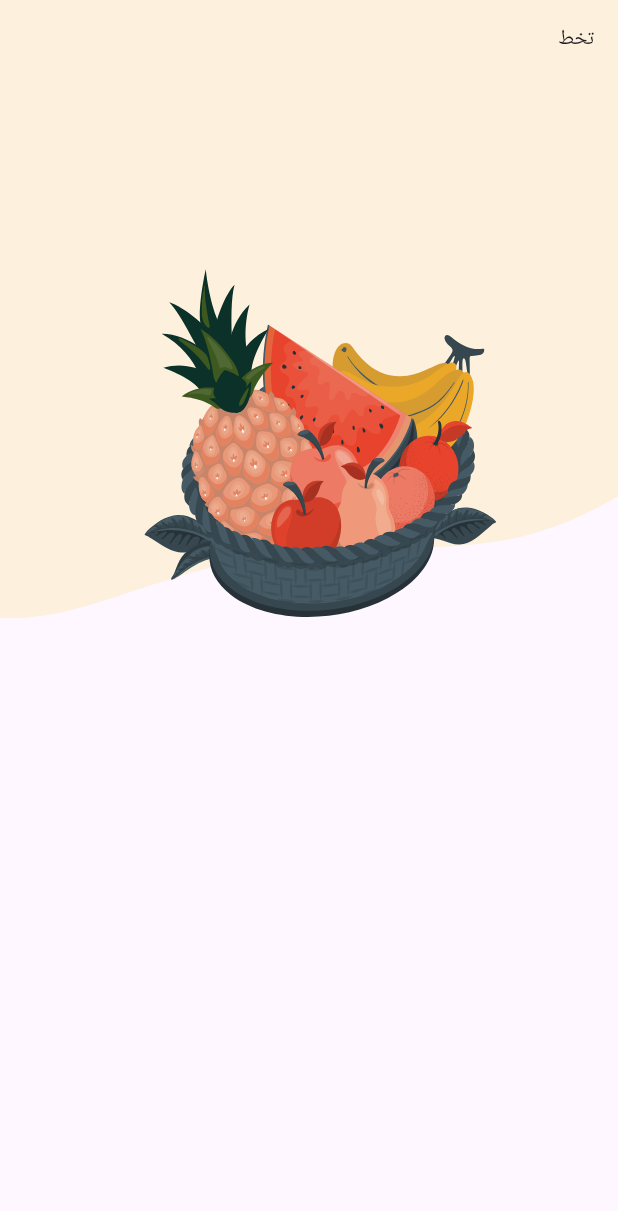
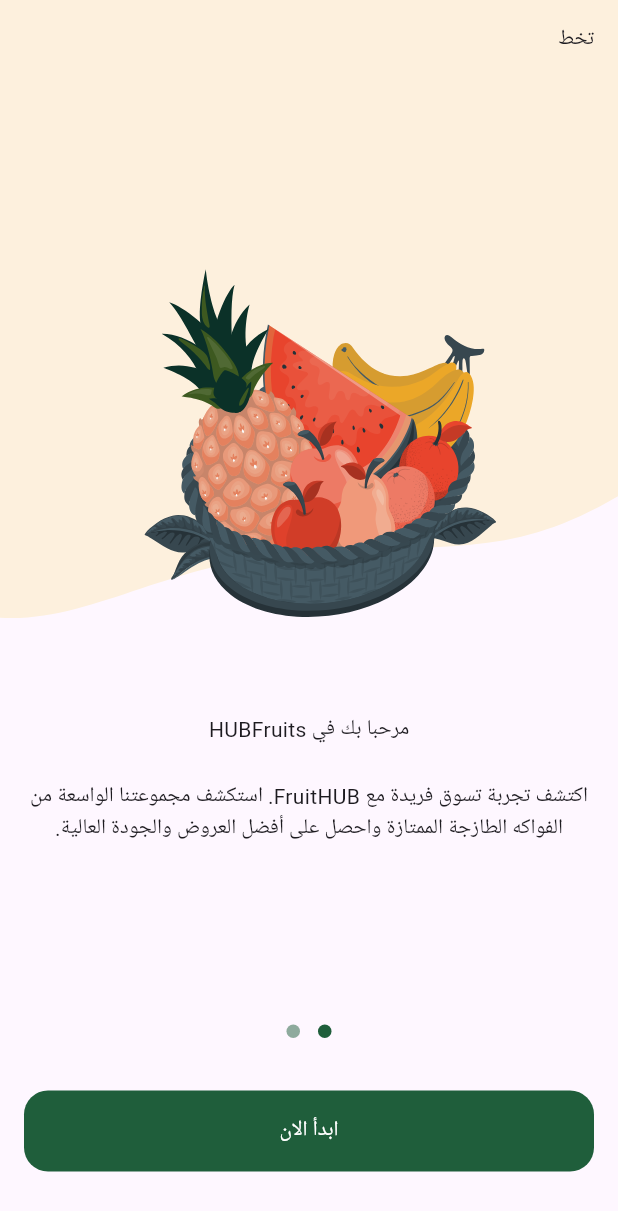
Before and after one commit to ftoome545/fruits_app, a Flutter app: the OnBoardingView screen opened by its route, on a phone screen of 412 x 824 dp. Shown: the top 1211 px of the screen. Run offline on Flutter 3.47's test engine with Material 3 defaults, Android fonts, the phone set to English and light mode, and no system bars; drawn by our look-alikes of dots_indicator; our stand-ins replace flutter_svg.

Commit message:
Finish the OnBoarding UI

```diff
--- /dev/null
+++ b/lib/constants.dart
@@ -0,0 +1 @@
+const kHorizintalPadding = 16.0;
--- /dev/null
+++ b/lib/core/utils/app_colors.dart
@@ -0,0 +1,5 @@
+import 'package:flutter/material.dart';
+
+abstract class AppColors {
+  static const Color primaryColor = Color(0xff1F5E3B);
+}
--- /dev/null
+++ b/lib/core/widgets/custom_button.dart
@@ -0,0 +1,28 @@
+import 'package:flutter/material.dart';
+import 'package:fruits_hub/core/utils/app_colors.dart';
+
+class CustomButton extends StatelessWidget {
+  const CustomButton({super.key, required this.onPressed, required this.text});
+  final VoidCallback onPressed;
+  final String text;
+
+  @override
+  Widget build(BuildContext context) {
+    return SizedBox(
+      width: double.infinity,
+      height: 54,
+      child: TextButton(
+          style: TextButton.styleFrom(
+            backgroundColor: AppColors.primaryColor,
+            shape: RoundedRectangleBorder(
+              borderRadius: BorderRadius.circular(16),
+            ),
+          ),
+          onPressed: onPressed,
+          child: Text(
+            text,
+            style: const TextStyle(color: Colors.white),
+          )),
+    );
+  }
+}
--- a/lib/features/onBoarding/persentation/view/widgets/on_boarding_page_view.dart
+++ b/lib/features/onBoarding/persentation/view/widgets/on_boarding_page_view.dart
@@ -17,13 +17,30 @@ class OnBoardingPageView extends StatelessWidget {
           subTitle:
               "اكتشف تجربة تسوق فريدة مع FruitHUB. استكشف مجموعتنا الواسعة من الفواكه الطازجة الممتازة واحصل على أفضل العروض والجودة العالية.",
           title: Row(
+            mainAxisAlignment: MainAxisAlignment.center,
             children: [
               Text("مرحبا بك في "),
               Text("Fruits"),
               Text("HUB"),
             ],
           ),
-        )
+        ),
+        PageViewItem(
+          image: Assets.imagesPageViewItem2Image,
+          backgroundImage: Assets.imagesPageViewItem2BackgroundImage,
+          subTitle:
+              "اكتشف تجربة تسوق فريدة مع FruitHUB. استكشف مجموعتنا الواسعة من الفواكه الطازجة الممتازة واحصل على أفضل العروض والجودة العالية.",
+          title: Text(
+            'ابحث وتسوق',
+            textAlign: TextAlign.center,
+            style: TextStyle(
+              color: Color(0xFF0C0D0D),
+              fontSize: 23,
+              fontFamily: 'Cairo',
+              fontWeight: FontWeight.w700,
+            ),
+          ),
+        ),
       ],
     );
   }
--- a/lib/features/onBoarding/persentation/view/widgets/on_boarding_view_body.dart
+++ b/lib/features/onBoarding/persentation/view/widgets/on_boarding_view_body.dart
@@ -1,4 +1,8 @@
+import 'package:dots_indicator/dots_indicator.dart';
 import 'package:flutter/material.dart';
+import 'package:fruits_hub/constants.dart';
+import 'package:fruits_hub/core/utils/app_colors.dart';
+import 'package:fruits_hub/core/widgets/custom_button.dart';
 import 'package:fruits_hub/features/onBoarding/persentation/view/widgets/on_boarding_page_view.dart';
 
 class OnBoardingViewBody extends StatelessWidget {
@@ -8,7 +12,23 @@ class OnBoardingViewBody extends StatelessWidget {
   Widget build(BuildContext context) {
     return Column(
       children: [
-        Expanded(child: OnBoardingPageView()),
+        const Expanded(child: OnBoardingPageView()),
+        DotsIndicator(
+          dotsCount: 2,
+          decorator: DotsDecorator(
+              activeColor: AppColors.primaryColor,
+              color: AppColors.primaryColor.withOpacity(.5)),
+        ),
+        const SizedBox(
+          height: 29,
+        ),
+        Padding(
+          padding: const EdgeInsets.symmetric(horizontal: kHorizintalPadding),
+          child: CustomButton(onPressed: () {}, text: "ابدأ الان"),
+        ),
+        const SizedBox(
+          height: 43,
+        ),
       ],
     );
   }
--- a/lib/features/onBoarding/persentation/view/widgets/page_view_item.dart
+++ b/lib/features/onBoarding/persentation/view/widgets/page_view_item.dart
@@ -36,6 +36,20 @@ class PageViewItem extends StatelessWidget {
             ],
           ),
         ),
+        const SizedBox(
+          height: 64,
+        ),
+        title,
+        const SizedBox(
+          height: 24,
+        ),
+        Padding(
+          padding: const EdgeInsets.symmetric(horizontal: 16),
+          child: Text(
+            subTitle,
+            textAlign: TextAlign.center,
+          ),
+        ),
       ],
     );
   }
--- a/pubspec.yaml
+++ b/pubspec.yaml
@@ -38,6 +38,7 @@ dependencies:
   # Use with the CupertinoIcons class for iOS style icons.
   cupertino_icons: ^1.0.6
   flutter_svg: ^2.0.17
+  dots_indicator: ^3.0.0
 
 dev_dependencies:
   flutter_launcher_icons: "^0.14.2"
```
Also changed, not shown: pubspec.lock.
